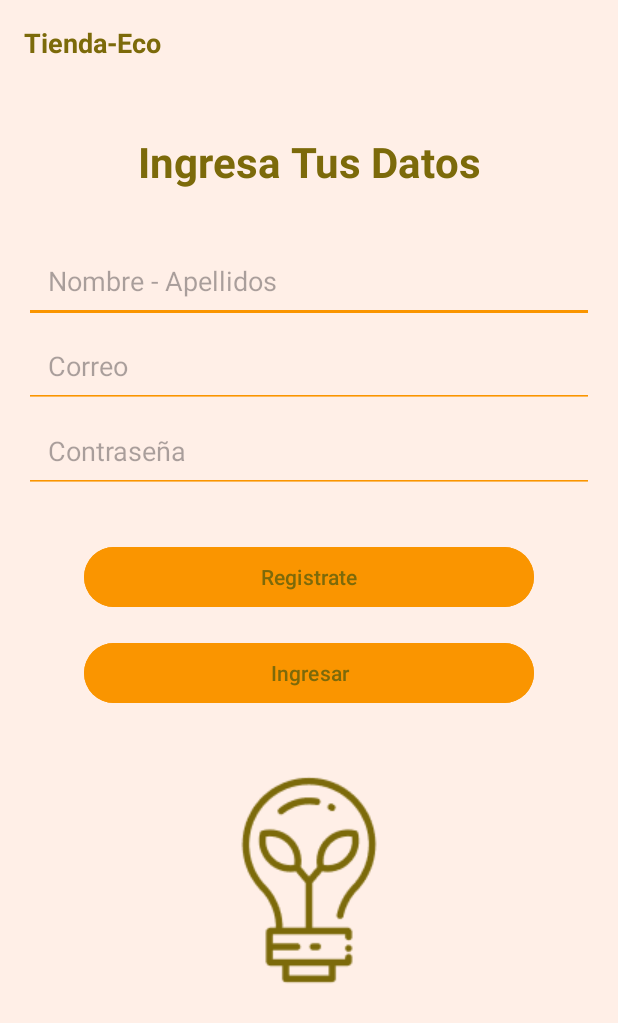
After one commit to CarlosMSosaC/TiendaEco, an Android app: the layout acttivity_formulario.xml on its own in the app's theme, with its tools: preview values and no code run, on a phone screen of 412 x 824 dp. The commit adds this screen. Shown: the top 1023 px of the screen. Run offline under Robolectric (Android 15) with nearby library versions, the phone set to English and light mode, and no system bars.

Commit message:
Formulario

```diff
--- a/app/src/main/res/layout/activity_home.xml
+++ b/app/src/main/res/layout/activity_home.xml
@@ -65,16 +65,31 @@
 
     <Button
         android:id="@+id/btnLearnMore"
-        android:layout_width="wrap_content"
+        android:layout_width="300dp"
         android:layout_height="wrap_content"
         android:layout_marginBottom="120dp"
         android:backgroundTint="@color/cuarto_color"
-        android:text="@string/conoce_mas"
+        android:text="@string/log_in"
         android:textColor="@color/primer_color_texto"
         app:cornerRadius="50dp"
         app:layout_constraintBottom_toBottomOf="parent"
         app:layout_constraintEnd_toEndOf="parent"
-        app:layout_constraintHorizontal_bias="0.498"
+        app:layout_constraintHorizontal_bias="0.5"
         app:layout_constraintStart_toStartOf="parent" />
 
+    <Button
+        android:id="@+id/btnRegister"
+        android:layout_width="300dp"
+        android:layout_height="wrap_content"
+        android:layout_marginTop="16dp"
+        android:backgroundTint="@color/cuarto_color"
+        android:text="@string/registro"
+        android:textColor="@color/primer_color_texto"
+        app:cornerRadius="50dp"
+        app:layout_constraintStart_toStartOf="parent"
+        app:layout_constraintEnd_toEndOf="parent"
+        app:layout_constraintTop_toBottomOf="@+id/btnLearnMore"
+        app:layout_constraintHorizontal_bias="0.5"/>
+
+
 </androidx.constraintlayout.widget.ConstraintLayout>
--- /dev/null
+++ b/app/src/main/res/layout/acttivity_formulario.xml
@@ -0,0 +1,116 @@
+<?xml version="1.0" encoding="utf-8"?>
+<androidx.constraintlayout.widget.ConstraintLayout
+    xmlns:android="http://schemas.android.com/apk/res/android"
+    xmlns:app="http://schemas.android.com/apk/res-auto"
+    xmlns:tools="http://schemas.android.com/tools"
+    android:id="@+id/register_layout"
+    android:layout_width="match_parent"
+    android:layout_height="match_parent"
+    android:background="@color/background_color">
+
+    <TextView
+        android:id="@+id/tvStoreName"
+        android:layout_width="wrap_content"
+        android:layout_height="wrap_content"
+        android:text="@string/app_name"
+        android:textColor="@color/primer_color_texto"
+        android:textSize="18sp"
+        android:textStyle="bold"
+        android:padding="16dp"
+        app:layout_constraintTop_toTopOf="parent"
+        app:layout_constraintStart_toStartOf="parent" />
+
+    <TextView
+        android:id="@+id/tvTitle"
+        android:layout_width="wrap_content"
+        android:layout_height="wrap_content"
+        android:text="@string/registro_titulo"
+        android:textColor="@color/primer_color_texto"
+        android:textSize="28sp"
+        android:textStyle="bold"
+        android:gravity="center"
+        app:layout_constraintTop_toBottomOf="@+id/tvStoreName"
+        app:layout_constraintStart_toStartOf="parent"
+        app:layout_constraintEnd_toEndOf="parent"
+        android:layout_marginTop="32dp"/>
+
+
+    <EditText
+        android:id="@+id/etNombre"
+        android:layout_width="0dp"
+        android:layout_height="wrap_content"
+        android:hint="@string/nombre"
+        android:textColor="@color/primer_color_texto"
+        android:backgroundTint="@color/cuarto_color"
+        android:padding="16dp"
+        android:layout_marginTop="32dp"
+        app:layout_constraintTop_toBottomOf="@+id/tvTitle"
+        app:layout_constraintStart_toStartOf="parent"
+        app:layout_constraintEnd_toEndOf="parent"
+        android:layout_marginHorizontal="16dp"/>
+
+    <EditText
+        android:id="@+id/etCorreo"
+        android:layout_width="0dp"
+        android:layout_height="wrap_content"
+        android:hint="@string/correo"
+        android:textColor="@color/primer_color_texto"
+        android:backgroundTint="@color/cuarto_color"
+        android:padding="16dp"
+        app:layout_constraintTop_toBottomOf="@+id/etNombre"
+        app:layout_constraintStart_toStartOf="parent"
+        app:layout_constraintEnd_toEndOf="parent"
+        android:layout_marginHorizontal="16dp"/>
+
+    <EditText
+        android:id="@+id/etContrasena"
+        android:layout_width="0dp"
+        android:layout_height="wrap_content"
+        android:hint="@string/contrasena"
+        android:textColor="@color/primer_color_texto"
+        android:backgroundTint="@color/cuarto_color"
+        android:padding="16dp"
+        app:layout_constraintTop_toBottomOf="@+id/etCorreo"
+        app:layout_constraintStart_toStartOf="parent"
+        app:layout_constraintEnd_toEndOf="parent"
+        android:layout_marginHorizontal="16dp"/>
+
+    <Button
+        android:id="@+id/btnRegister"
+        android:layout_width="300dp"
+        android:layout_height="wrap_content"
+        android:layout_marginTop="32dp"
+        android:backgroundTint="@color/cuarto_color"
+        android:text="@string/registro"
+        android:textColor="@color/primer_color_texto"
+        app:cornerRadius="50dp"
+        app:layout_constraintTop_toBottomOf="@+id/etContrasena"
+        app:layout_constraintStart_toStartOf="parent"
+        app:layout_constraintEnd_toEndOf="parent"
+        app:layout_constraintHorizontal_bias="0.5"/>
+
+    <Button
+        android:id="@+id/btnLogin"
+        android:layout_width="300dp"
+        android:layout_height="wrap_content"
+        android:layout_marginTop="16dp"
+        android:backgroundTint="@color/cuarto_color"
+        android:text="@string/log_in"
+        android:textColor="@color/primer_color_texto"
+        app:cornerRadius="50dp"
+        app:layout_constraintTop_toBottomOf="@+id/btnRegister"
+        app:layout_constraintStart_toStartOf="parent"
+        app:layout_constraintEnd_toEndOf="parent"
+        app:layout_constraintHorizontal_bias="0.5"/>
+
+    <ImageView
+        android:id="@+id/iv_logo_ecology"
+        android:layout_width="wrap_content"
+        android:layout_height="wrap_content"
+        android:layout_marginTop="32dp"
+        app:layout_constraintTop_toBottomOf="@+id/btnLogin"
+        app:layout_constraintStart_toStartOf="parent"
+        app:layout_constraintEnd_toEndOf="parent"
+        app:srcCompat="@drawable/logo_ecology" />
+
+</androidx.constraintlayout.widget.ConstraintLayout>
--- a/app/src/main/res/values/strings.xml
+++ b/app/src/main/res/values/strings.xml
@@ -2,5 +2,10 @@
     <string name="app_name">Tienda-Eco</string>
     <string name="impacto_ecologico">Impacto Ecológico</string>
     <string name="parrafo1">Debido al impacto ambiental siendo las acciones humanas las que modifican el ambiente, Tienda-ECO\nse compromete a elaborar sus productos de manera artesanal y con materiales que favorecen al cuidado del medio ambiente.</string>
-    <string name="conoce_mas">Conoce más</string>
+    <string name="log_in">Ingresar</string>
+    <string name="registro">Registrate</string>
+    <string name="registro_titulo">Ingresa Tus Datos</string>
+    <string name="nombre">Nombre - Apellidos</string>
+    <string name="correo">Correo</string>
+    <string name="contrasena">Contraseña</string>
 </resources>
```
Also changed, not shown: app/src/main/res/drawable/logo_ecology.png (added).
